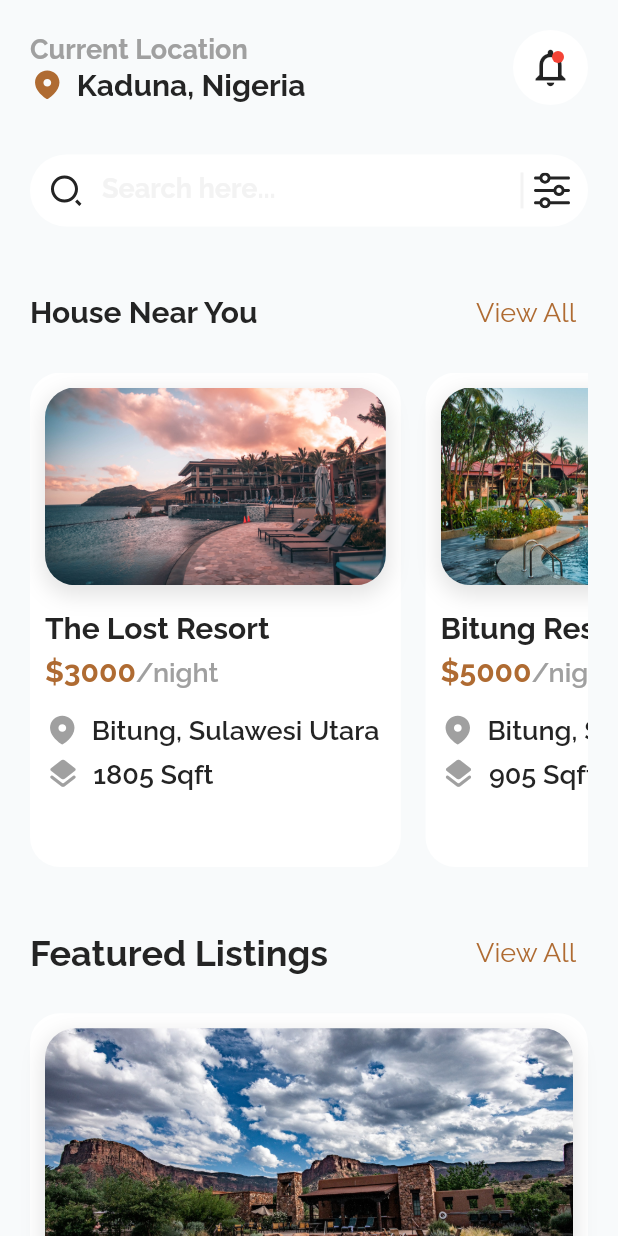
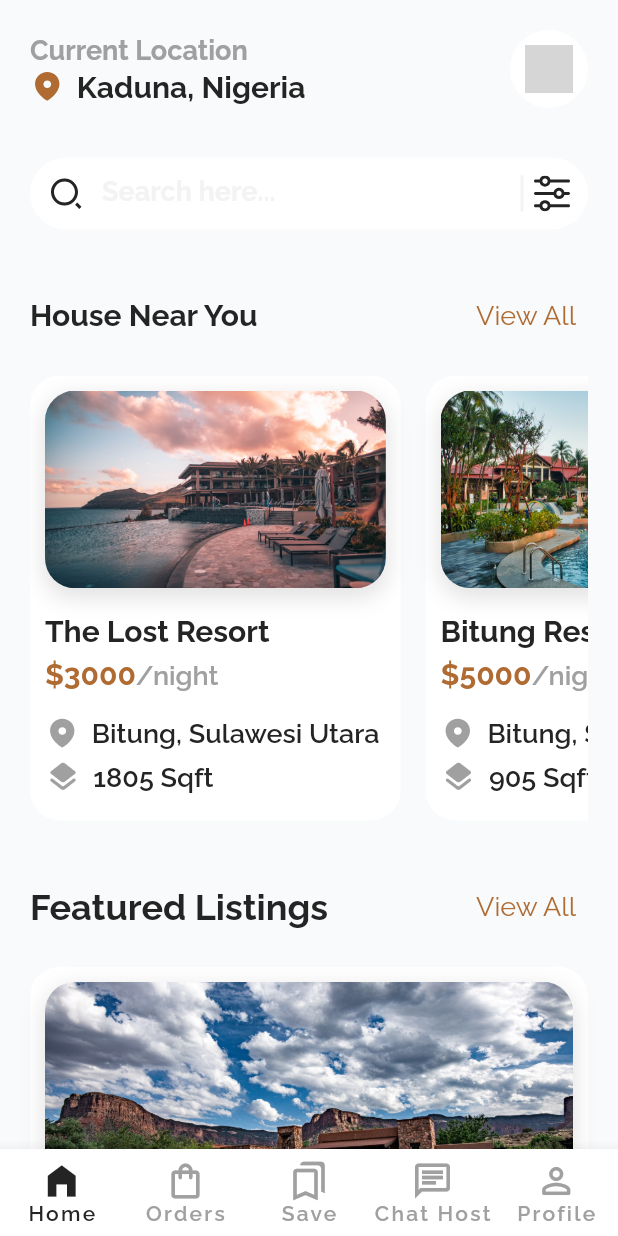
Before and after one commit to the-lost-dev/hotel_booking_ui, a Flutter app: the screen it shows after launch, on a phone screen of 412 x 824 dp. Run offline on Flutter 3.47's test engine with Material 2 defaults, Android fonts, the phone set to English and light mode, and no system bars; our stand-ins replace flutter_svg, go_router, google_fonts; grey boxes are pictures that could not be loaded.

Commit message:
home screen completly done ✅✅

```diff
--- a/lib/src/config/app_theme.dart
+++ b/lib/src/config/app_theme.dart
@@ -43,6 +43,11 @@ class AppTheme {
       fontSize: AppSizes.eighteen,
       color: AppColors.brown,
     ),
+    labelSmall: GoogleFonts.raleway(
+      fontSize: AppSizes.fourteen,
+      fontWeight: FontWeight.w600,
+      color: AppColors.black,
+    ),
   );
 
   static ThemeData lightTheme() {
--- a/lib/src/constants/app_icons.dart
+++ b/lib/src/constants/app_icons.dart
@@ -2,4 +2,5 @@ class AppIcons {
   static const String locationIcon = 'assets/icons/location.svg';
   static const String searchIcon = 'assets/icons/search.svg';
   static const String filterIcon = 'assets/icons/filter.svg';
+  static const String notificationIcon = 'assets/icons/notification.svg';
 }
--- a/lib/src/constants/app_sizes.dart
+++ b/lib/src/constants/app_sizes.dart
@@ -20,6 +20,7 @@ class AppSizes {
   static const double thirty = 30;
   static const double thirtyTwo = 32;
   static const double thirtyFour = 34;
+    static const double thirtySix = 36;
 
   static const double forty = 40;
   static const double fortyEight = 48;
--- a/lib/src/constants/app_strings.dart
+++ b/lib/src/constants/app_strings.dart
@@ -1,7 +1,13 @@
 class AppStrings {
   static const String register = 'Register';
+  static const String heroTag = 'Resort';
   static const String login = 'Log In';
   static const String searchHere = 'Search here...';
+  static const String home = 'Home';
+  static const String orders = 'Orders';
+  static const String save = 'Save';
+  static const String chatHost = 'Chat Host';
+  static const String profile = 'Profile';
   static const String featuredListings = 'Featured Listings';
   static const String viewAll = 'View All';
   static const String houseNearYou = 'House Near You';
--- a/lib/src/routing/app_router.dart
+++ b/lib/src/routing/app_router.dart
@@ -1,7 +1,7 @@
 import 'package:go_router/go_router.dart';
 import 'package:hotel_booking_ui/src/screens/screens_exports.dart';
 
-enum AppRoutes { landing, home }
+enum AppRoutes { landing, home, details }
 
 final router = GoRouter(
   initialLocation: '/',
@@ -19,5 +19,10 @@ final router = GoRouter(
       name: AppRoutes.home.name,
       builder: (context, state) => const HomeScreen(),
     ),
+    GoRoute(
+      path: '/',
+      name: AppRoutes.home.name,
+      builder: (context, state) => const HomeScreen(),
+    ),
   ],
 );
--- /dev/null
+++ b/lib/src/screens/details/details_screen.dart
@@ -0,0 +1,37 @@
+import 'package:flutter/material.dart';
+
+import 'package:hotel_booking_ui/src/constants/constants_exports.dart';
+
+import '../home/models/house.dart';
+
+class HouseDetailsScreen extends StatelessWidget {
+  const HouseDetailsScreen({
+    Key? key,
+    required this.house,
+  }) : super(key: key);
+
+  final House house;
+
+  @override
+  Widget build(BuildContext context) {
+    return Scaffold(
+      body: Hero(
+        tag: AppStrings.heroTag,
+        child: Column(
+          children: [
+            Expanded(
+              child: Container(
+                color: Colors.amberAccent,
+              ),
+            ),
+            Expanded(
+              child: Container(
+                color: Colors.red,
+              ),
+            ),
+          ],
+        ),
+      ),
+    );
+  }
+}
--- a/lib/src/screens/home/components/animated_listview_widget.dart
+++ b/lib/src/screens/home/components/animated_listview_widget.dart
@@ -1,4 +1,3 @@
-
 import 'package:flutter/material.dart';
 
 class AnimatedListViewWidget extends StatefulWidget {
--- /dev/null
+++ b/lib/src/screens/home/components/body.dart
@@ -0,0 +1,40 @@
+import 'package:flutter/material.dart';
+import 'package:hotel_booking_ui/src/constants/constants_exports.dart';
+import 'package:hotel_booking_ui/src/utils/utils_exports.dart';
+
+import '../models/fake_data.dart';
+import 'home_components.dart';
+
+class HomeBody extends StatelessWidget {
+  const HomeBody({
+    super.key,
+  });
+
+  @override
+  Widget build(BuildContext context) {
+    return SafeArea(
+      child: SingleChildScrollView(
+        padding: const EdgeInsets.all(AppSizes.twenty),
+        physics: const BouncingScrollPhysics(),
+        child: Column(
+          children: [
+            const LocationNotificationsRow(),
+            gapH4,
+            const SearchField(),
+            gapH4,
+            const ViewAll(auxillaryText: AppStrings.houseNearYou),
+            gapH2,
+            const HousesListview(),
+            gapH4,
+            const ViewAll(
+              auxillaryText: AppStrings.featuredListings,
+              fontSize: AppSizes.twentyFour,
+            ),
+            gapH2,
+            FeaturedListingWidget(featuredHouse: resorts[4])
+          ],
+        ),
+      ),
+    );
+  }
+}
--- /dev/null
+++ b/lib/src/screens/home/components/custom_nav_bar.dart
@@ -0,0 +1,49 @@
+import 'package:flutter/material.dart';
+import 'package:hotel_booking_ui/src/constants/constants_exports.dart';
+
+class CustomBottomNavBar extends StatelessWidget {
+  const CustomBottomNavBar({
+    super.key,
+  });
+
+  @override
+  Widget build(BuildContext context) {
+    return BottomNavigationBar(
+      currentIndex: 0,
+      backgroundColor: AppColors.white,
+      type: BottomNavigationBarType.fixed,
+      selectedItemColor: AppColors.black,
+      unselectedItemColor: AppColors.grey500,
+      iconSize: AppSizes.twentyEight,
+      selectedLabelStyle: Theme.of(context).textTheme.labelSmall,
+      unselectedLabelStyle: Theme.of(context).textTheme.labelSmall,
+      items: const [
+        BottomNavigationBarItem(
+          icon: Icon(Icons.home_outlined),
+          activeIcon: Icon(Icons.home_filled),
+          label: AppStrings.home,
+        ),
+        BottomNavigationBarItem(
+          icon: Icon(Icons.shopping_bag_outlined),
+          activeIcon: Icon(Icons.shopping_bag),
+          label: AppStrings.orders,
+        ),
+        BottomNavigationBarItem(
+          icon: Icon(Icons.bookmarks_outlined),
+          activeIcon: Icon(Icons.bookmarks),
+          label: AppStrings.save,
+        ),
+        BottomNavigationBarItem(
+          icon: Icon(Icons.chat_outlined),
+          activeIcon: Icon(Icons.chat),
+          label: AppStrings.chatHost,
+        ),
+        BottomNavigationBarItem(
+          icon: Icon(Icons.person_outline_rounded),
+          activeIcon: Icon(Icons.person),
+          label: AppStrings.profile,
+        ),
+      ],
+    );
+  }
+}
--- /dev/null
+++ b/lib/src/screens/home/components/home_components.dart
@@ -0,0 +1,9 @@
+export 'body.dart';
+export 'custom_nav_bar.dart';
+export 'animated_listview_widget.dart';
+export 'featured_listing_widget.dart';
+export 'house_widget.dart';
+export 'houses_listview.dart';
+export 'location_notifications_row.dart';
+export 'search_field.dart';
+export 'view_more.dart';
--- a/lib/src/screens/home/components/house_widget.dart
+++ b/lib/src/screens/home/components/house_widget.dart
@@ -15,10 +15,14 @@ class HouseWidget extends StatelessWidget {
 
   @override
   Widget build(BuildContext context) {
-    return Container(
+    return Hero(
+      tag: AppStrings.heroTag,
+      child: InkWell(
+        // onTap: () => null, //TODO: IMPLEMENT
+        child: Container(
           padding: const EdgeInsets.all(AppSizes.ten),
           width: SizeConfig.blockSizeHorizontal * AppSizes.sixty,
-      height: SizeConfig.blockSizeVertical * AppSizes.forty,
+          height: SizeConfig.blockSizeVertical * AppSizes.thirtySix,
           decoration: BoxDecoration(
             color: AppColors.white,
             borderRadius: BorderRadius.circular(AppSizes.twenty),
@@ -62,15 +66,19 @@ class HouseWidget extends StatelessWidget {
                         children: [
                           TextSpan(
                             text: '\$${house.pricePerNight}',
-                        style:
-                            Theme.of(context).textTheme.displayMedium!.copyWith(
+                            style: Theme.of(context)
+                                .textTheme
+                                .displayMedium!
+                                .copyWith(
                                   color: AppColors.brown,
                                 ),
                           ),
                           TextSpan(
                             text: '/night',
-                        style:
-                            Theme.of(context).textTheme.displaySmall!.copyWith(
+                            style: Theme.of(context)
+                                .textTheme
+                                .displaySmall!
+                                .copyWith(
                                   color: AppColors.grey500,
                                 ),
                           ),
@@ -117,6 +125,8 @@ class HouseWidget extends StatelessWidget {
               ),
             ],
           ),
+        ),
+      ),
     );
   }
 }
--- a/lib/src/screens/home/components/houses_listview.dart
+++ b/lib/src/screens/home/components/houses_listview.dart
@@ -1,11 +1,10 @@
 import 'package:flutter/material.dart';
 
 import 'package:hotel_booking_ui/src/constants/constants_exports.dart';
-import 'package:hotel_booking_ui/src/screens/home/components/house_widget.dart';
 import 'package:hotel_booking_ui/src/utils/utils_exports.dart';
 
 import '../models/fake_data.dart';
-import 'animated_listview_widget.dart';
+import 'home_components.dart';
 
 class HousesListview extends StatelessWidget {
   const HousesListview({
@@ -17,7 +16,7 @@ class HousesListview extends StatelessWidget {
     final indexes = [0, 1, 2];
     final data = [for (var i in indexes) resorts[i]];
     return SizedBox(
-      height: SizeConfig.blockSizeVertical * AppSizes.forty,
+      height: SizeConfig.blockSizeVertical * AppSizes.thirtySix,
       child: ListView.separated(
         primary: false,
         shrinkWrap: true,
--- a/lib/src/screens/home/components/location_notifications_row.dart
+++ b/lib/src/screens/home/components/location_notifications_row.dart
@@ -1,4 +1,3 @@
-
 import 'package:flutter/material.dart';
 import 'package:flutter_svg/flutter_svg.dart';
 import 'package:hotel_booking_ui/src/constants/constants_exports.dart';
@@ -27,7 +26,7 @@ class LocationNotificationsRow extends StatelessWidget {
               mainAxisSize: MainAxisSize.min,
               mainAxisAlignment: MainAxisAlignment.start,
               children: [
-             SvgPicture.asset(
+                SvgPicture.asset(
                   AppIcons.locationIcon,
                   colorFilter: const ColorFilter.mode(
                     AppColors.brown,
@@ -53,13 +52,14 @@ class LocationNotificationsRow extends StatelessWidget {
           ),
           child: Stack(
             children: [
-              const Icon(
-                Icons.notifications_none_outlined,
-                size: AppSizes.thirty,
+              SvgPicture.asset(
+                AppIcons.notificationIcon,
+                width: AppSizes.thirtyTwo,
+                height: AppSizes.thirtyTwo,
               ),
               Positioned(
-                right: AppSizes.six,
-                top: AppSizes.four,
+                right: AppSizes.four,
+                top: AppSizes.two,
                 child: ClipRRect(
                   borderRadius: BorderRadius.circular(AppSizes.thirty),
                   child: const ColoredBox(
--- a/lib/src/screens/home/home_screen.dart
+++ b/lib/src/screens/home/home_screen.dart
@@ -1,14 +1,10 @@
 import 'package:flutter/material.dart';
 
 import 'package:hotel_booking_ui/src/constants/constants_exports.dart';
-import 'package:hotel_booking_ui/src/screens/home/models/fake_data.dart';
 import 'package:hotel_booking_ui/src/utils/utils_exports.dart';
 
-import 'components/featured_listing_widget.dart';
-import 'components/houses_listview.dart';
-import 'components/location_notifications_row.dart';
-import 'components/search_field.dart';
-import 'components/view_more.dart';
+import 'components/body.dart';
+import 'components/custom_nav_bar.dart';
 
 class HomeScreen extends StatelessWidget {
   const HomeScreen({super.key});
@@ -16,32 +12,10 @@ class HomeScreen extends StatelessWidget {
   @override
   Widget build(BuildContext context) {
     SizeConfig().init(context);
-    return Scaffold(
+    return const Scaffold(
       backgroundColor: AppColors.scaffoldBgColor,
-      body: SafeArea(
-        child: SingleChildScrollView(
-          padding: const EdgeInsets.all(AppSizes.twenty),
-          physics: const BouncingScrollPhysics(),
-          child: Column(
-            children: [
-              const LocationNotificationsRow(),
-              gapH4,
-              const SearchField(),
-              gapH4,
-              const ViewAll(auxillaryText: AppStrings.houseNearYou),
-              gapH2,
-              const HousesListview(),
-              gapH4,
-              const ViewAll(
-                auxillaryText: AppStrings.featuredListings,
-                fontSize: AppSizes.twentyFour,
-              ),
-              gapH2,
-              FeaturedListingWidget(featuredHouse: resorts[4])
-            ],
-          ),
-        ),
-      ),
+      bottomNavigationBar: CustomBottomNavBar(),
+      body: HomeBody(),
     );
   }
 }
--- a/pubspec.yaml
+++ b/pubspec.yaml
@@ -15,6 +15,7 @@ dependencies:
 
   # flutter_riverpod: ^2.1.3
   flutter_svg: ^2.0.0+1
+  font_awesome_flutter: ^10.4.0
   go_router: ^6.0.5
   google_fonts: ^4.0.3
 
```
Also changed, not shown: assets/icons/notifications.svg (deleted), pubspec.lock. Lines whose indentation alone changed are shown as unchanged.
